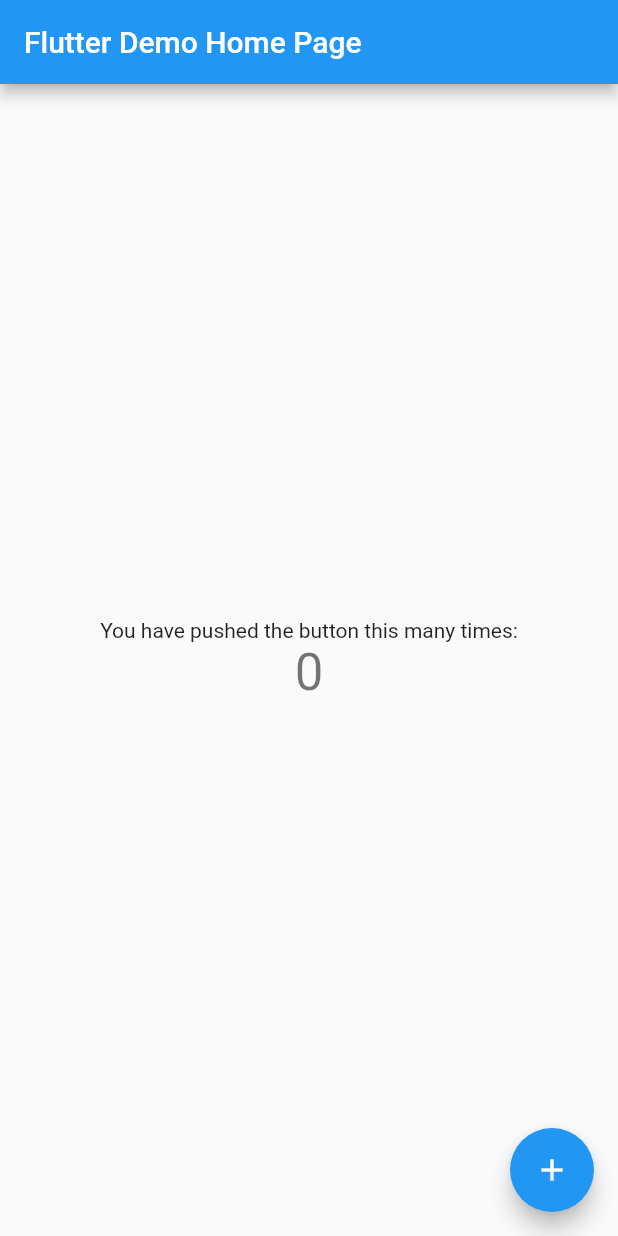
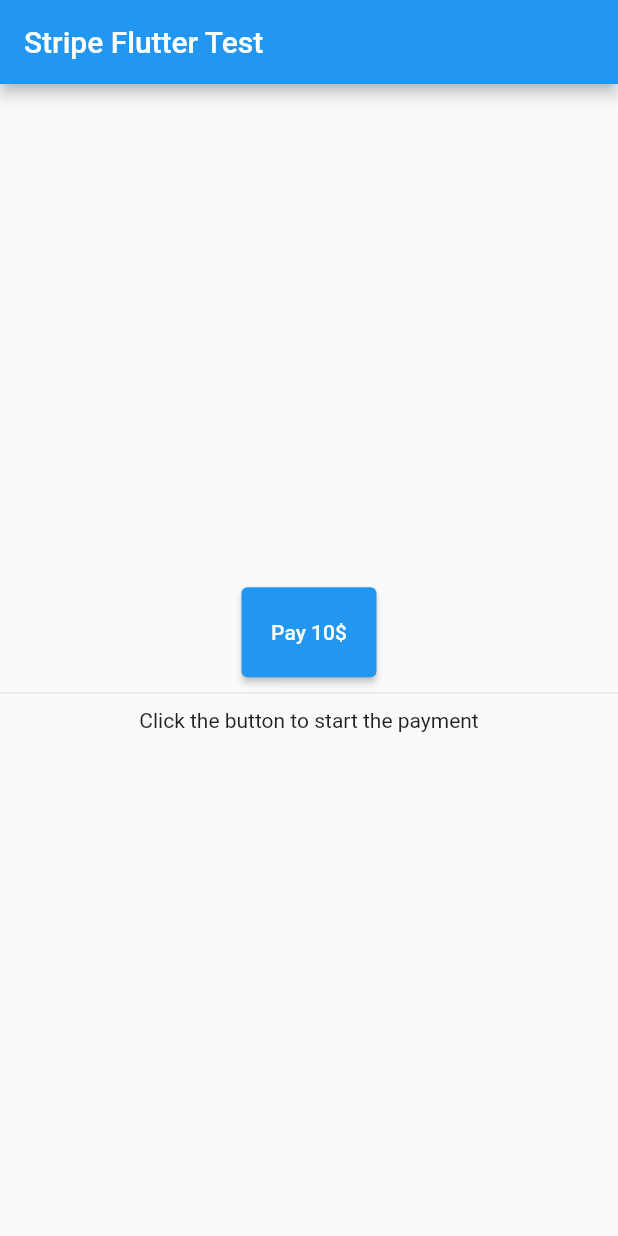
Before and after one commit to AmrAbdelmagid/stripe-test, a Flutter app: the screen it shows after launch, on a phone screen of 412 x 824 dp. Run offline on Flutter 3.47's test engine with Material 2 defaults, Android fonts, the phone set to English and light mode, and no system bars; our stand-ins replace modal_progress_hud_nsn; missing offline and left inert: stripe_payment.

Commit message:
Prepare data

```diff
--- a/lib/main.dart
+++ b/lib/main.dart
@@ -1,113 +1,19 @@
 import 'package:flutter/material.dart';
+import 'package:stripe_test/widgets/home_widget.dart';
 
 void main() {
   runApp(MyApp());
 }
 
 class MyApp extends StatelessWidget {
-  // This widget is the root of your application.
   @override
   Widget build(BuildContext context) {
     return MaterialApp(
       title: 'Flutter Demo',
       theme: ThemeData(
-        // This is the theme of your application.
-        //
-        // Try running your application with "flutter run". You'll see the
-        // application has a blue toolbar. Then, without quitting the app, try
-        // changing the primarySwatch below to Colors.green and then invoke
-        // "hot reload" (press "r" in the console where you ran "flutter run",
-        // or simply save your changes to "hot reload" in a Flutter IDE).
-        // Notice that the counter didn't reset back to zero; the application
-        // is not restarted.
         primarySwatch: Colors.blue,
       ),
-      home: MyHomePage(title: 'Flutter Demo Home Page'),
+      home: MyHomePage(title: 'Stripe Flutter Test'),
     );
   }
 }
-
-class MyHomePage extends StatefulWidget {
-  MyHomePage({Key? key, required this.title}) : super(key: key);
-
-  // This widget is the home page of your application. It is stateful, meaning
-  // that it has a State object (defined below) that contains fields that affect
-  // how it looks.
-
-  // This class is the configuration for the state. It holds the values (in this
-  // case the title) provided by the parent (in this case the App widget) and
-  // used by the build method of the State. Fields in a Widget subclass are
-  // always marked "final".
-
-  final String title;
-
-  @override
-  _MyHomePageState createState() => _MyHomePageState();
-}
-
-class _MyHomePageState extends State<MyHomePage> {
-  int _counter = 0;
-
-  void _incrementCounter() {
-    setState(() {
-      // This call to setState tells the Flutter framework that something has
-      // changed in this State, which causes it to rerun the build method below
-      // so that the display can reflect the updated values. If we changed
-      // _counter without calling setState(), then the build method would not be
-      // called again, and so nothing would appear to happen.
-      _counter++;
-    });
-  }
-
-  @override
-  Widget build(BuildContext context) {
-    // This method is rerun every time setState is called, for instance as done
-    // by the _incrementCounter method above.
-    //
-    // The Flutter framework has been optimized to make rerunning build methods
-    // fast, so that you can just rebuild anything that needs updating rather
-    // than having to individually change instances of widgets.
-    return Scaffold(
-      appBar: AppBar(
-        // Here we take the value from the MyHomePage object that was created by
-        // the App.build method, and use it to set our appbar title.
-        title: Text(widget.title),
-      ),
-      body: Center(
-        // Center is a layout widget. It takes a single child and positions it
-        // in the middle of the parent.
-        child: Column(
-          // Column is also a layout widget. It takes a list of children and
-          // arranges them vertically. By default, it sizes itself to fit its
-          // children horizontally, and tries to be as tall as its parent.
-          //
-          // Invoke "debug painting" (press "p" in the console, choose the
-          // "Toggle Debug Paint" action from the Flutter Inspector in Android
-          // Studio, or the "Toggle Debug Paint" command in Visual Studio Code)
-          // to see the wireframe for each widget.
-          //
-          // Column has various properties to control how it sizes itself and
-          // how it positions its children. Here we use mainAxisAlignment to
-          // center the children vertically; the main axis here is the vertical
-          // axis because Columns are vertical (the cross axis would be
-          // horizontal).
-          mainAxisAlignment: MainAxisAlignment.center,
-          children: <Widget>[
-            Text(
-              'You have pushed the button this many times:',
-            ),
-            Text(
-              '$_counter',
-              style: Theme.of(context).textTheme.headline4,
-            ),
-          ],
-        ),
-      ),
-      floatingActionButton: FloatingActionButton(
-        onPressed: _incrementCounter,
-        tooltip: 'Increment',
-        child: Icon(Icons.add),
-      ), // This trailing comma makes auto-formatting nicer for build methods.
-    );
-  }
-}
--- /dev/null
+++ b/lib/widgets/home_widget.dart
@@ -0,0 +1,42 @@
+import 'package:flutter/material.dart';
+import 'package:stripe_payment/stripe_payment.dart';
+import 'dart:io';
+import 'package:http/http.dart' as http;
+import 'dart:convert';
+import 'package:modal_progress_hud_nsn/modal_progress_hud_nsn.dart';
+
+class MyHomePage extends StatelessWidget {
+  final String title;
+  MyHomePage({required this.title});
+  @override
+  Widget build(BuildContext context) {
+    return Scaffold(
+      appBar: AppBar(
+        title: Text(title),
+      ),
+      body: Column(
+        mainAxisAlignment: MainAxisAlignment.center,
+        children: [
+          Container(
+            height: 60.0,
+            width: 90.0,
+            child: ElevatedButton(
+              onPressed: () {},
+              child: Text('Pay 10\$'),
+            ),
+          ),
+          SizedBox(
+            height: 10.0,
+          ),
+          Divider(
+            height: 1.0,
+          ),
+          SizedBox(
+            height: 10.0,
+          ),
+          Text('Click the button to start the payment'),
+        ],
+      ),
+    );
+  }
+}
```
Also changed, not shown: pubspec.yaml (+4 -9 lines), pubspec.lock, 1 other file.
